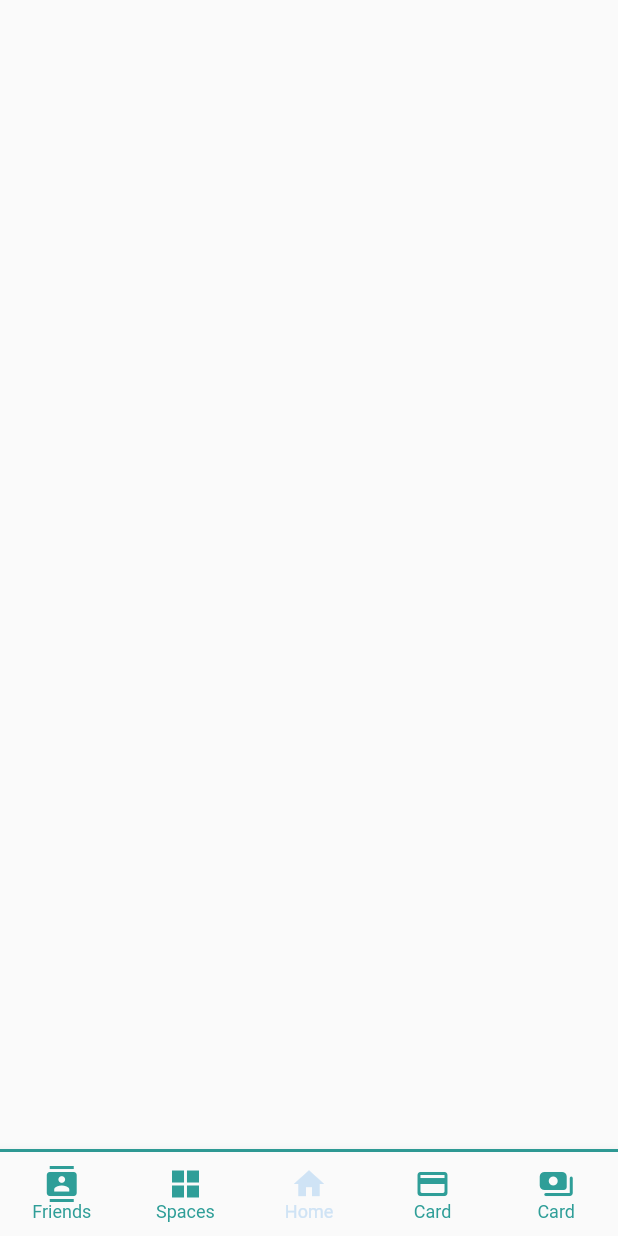
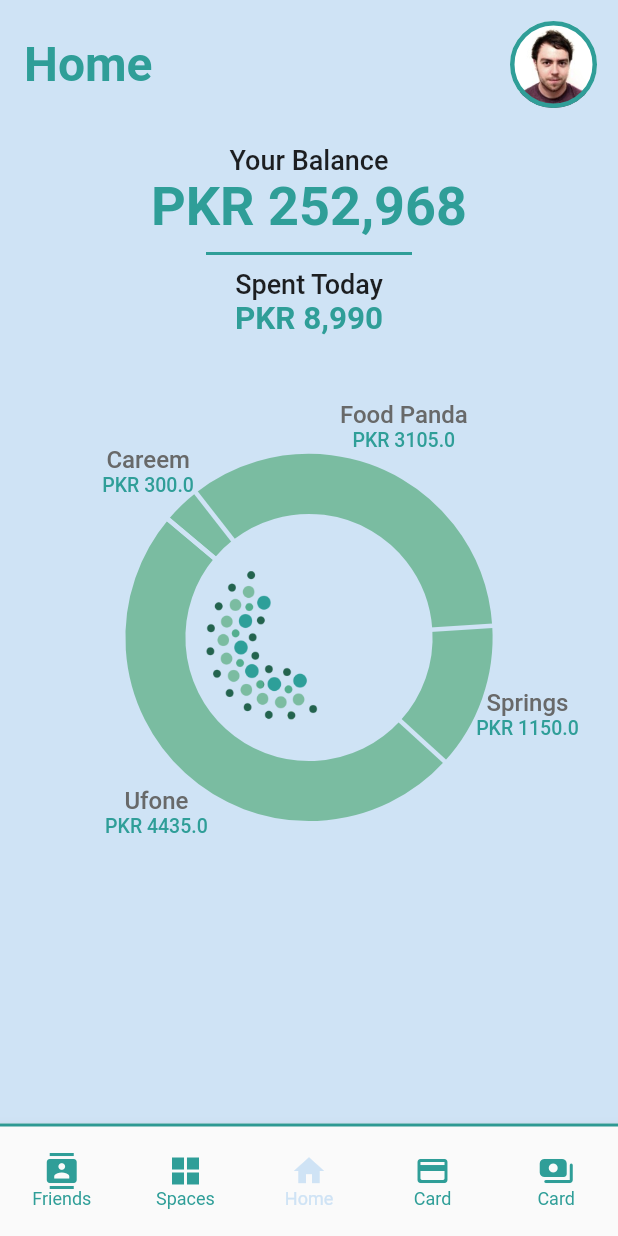
Before and after one commit to bartuavci/bartuavci, a Flutter app: the BottomNavBarScreen screen opened directly, on a phone screen of 412 x 824 dp. Run offline on Flutter 3.47's test engine with Material 2 defaults, Android fonts, the phone set to English and light mode, and no system bars; drawn by our look-alikes of fl_chart; our stand-ins replace local_auth; project files that could hold a hidden picture were left out.

Commit message:
home screen

```diff
--- a/lib/bottom_nav_bar/bnb.dart
+++ b/lib/bottom_nav_bar/bnb.dart
@@ -35,6 +35,7 @@
       ),
       // screens[_selectedIndex],
       bottomNavigationBar: Container(
+        height: 75,
         decoration: BoxDecoration(
             color: ConstantColors.darkGreen,
             border: Border(
--- a/lib/home/home.dart
+++ b/lib/home/home.dart
@@ -1,9 +1,143 @@
 import 'package:flutter/material.dart';
+import 'package:neo/shared/constant/colors.dart';
+import 'package:neo/shared/constant/styles.dart';
+import 'package:fl_chart/fl_chart.dart';
+import 'package:neo/shared/utils.dart';
 
 class HomeScreen extends StatelessWidget {
   static const id = 'Home';
   @override
   Widget build(BuildContext context) {
-    return Container();
+    return Scaffold(
+      backgroundColor: ConstantColors.lightGreen,
+      appBar: Utils.myAppBar(text: id),
+      body: SingleChildScrollView(
+        child: Stack(
+          children: [
+            HomeScreenMain(),
+            CenterImage(),
+          ],
+        ),
+      ),
+    );
   }
 }
+
+class CenterImage extends StatelessWidget {
+  const CenterImage({
+    Key? key,
+  }) : super(key: key);
+
+  @override
+  Widget build(BuildContext context) {
+    return Column(
+      children: [
+        SizedBox(
+          height: Utils.screenWidth(context: context) / 5 + 40 + 172,
+        ),
+        Padding(
+          padding: EdgeInsets.symmetric(
+              horizontal: Utils.screenWidth(context: context) / 3),
+          child: Image.asset(
+            'assets/images/logo_bubble.png',
+            scale: Utils.screenWidth(context: context) / 24,
+          ),
+        ),
+      ],
+    );
+  }
+}
+
+class HomeScreenMain extends StatelessWidget {
+  const HomeScreenMain({
+    Key? key,
+  }) : super(key: key);
+
+  @override
+  Widget build(BuildContext context) {
+    return Container(
+      width: double.maxFinite,
+      margin: EdgeInsets.only(top: 10),
+      child: Column(
+        crossAxisAlignment: CrossAxisAlignment.center,
+        children: [
+          Text(
+            'Your Balance',
+            style: ConstantStyles.textStyle9,
+          ),
+          Text(
+            'PKR 252,968',
+            style: ConstantStyles.textStyle10,
+          ),
+          Divider(
+            indent: Utils.screenWidth(context: context) / 3,
+            endIndent: Utils.screenWidth(context: context) / 3,
+            color: ConstantColors.darkGreen,
+            height: 20,
+            thickness: 2,
+          ),
+          Text(
+            'Spent Today',
+            style: ConstantStyles.textStyle9,
+          ),
+          Text(
+            'PKR 8,990',
+            style: ConstantStyles.textStyle11,
+          ),
+          PieChartWidget(context)
+        ],
+      ),
+    );
+  }
+}
+
+class PieChartWidget extends StatelessWidget {
+  final BuildContext context;
+  const PieChartWidget(
+    this.context, {
+    Key? key,
+  }) : super(key: key);
+
+  @override
+  Widget build(BuildContext context) {
+    return Container(
+      height: 400,
+      child: PieChart(PieChartData(
+          centerSpaceRadius: Utils.screenWidth(context: context) / 5,
+          startDegreeOffset: -140,
+          sectionsSpace: 3,
+          sections: [
+            buildPieChartSection(title: "Careem", value: 300),
+            buildPieChartSection(title: "Food Panda", value: 3105),
+            buildPieChartSection(title: "Springs", value: 1150),
+            buildPieChartSection(title: "Ufone", value: 4435),
+          ])),
+    );
+  }
+
+  PieChartSectionData buildPieChartSection({
+    required double value,
+    required String title,
+  }) {
+    return PieChartSectionData(
+      color: ConstantColors.pieChartColor,
+      value: value,
+      radius: 40,
+      showTitle: false,
+      badgePositionPercentageOffset: 1.8,
+      badgeWidget: Column(
+        mainAxisSize: MainAxisSize.min,
+        children: [
+          Text(
+            title,
+            style: ConstantStyles.textStyle12,
+          ),
+          Text(
+            "PKR " + value.toString(),
+            style: ConstantStyles.textStyle7,
+          ),
+        ],
+      ),
+    );
+  }
+}
--- a/lib/pin/biomethric_auth.dart
+++ b/lib/pin/biomethric_auth.dart
@@ -39,7 +39,7 @@
     return availableBiometric;
   }
 
-  Future<void> authenticate() async {
+  Future<bool> authenticate() async {
     bool authenticated = false;
     try {
       authenticated = await auth.authenticate(
@@ -54,7 +54,8 @@
     }
     // if (!mounted) return;
 
-    authenticated ? print('authenticated') : print('Not authenticated');
+    // authenticated ? print('authenticated') : print('Not authenticated');
+    return authenticated;
   }
 
   void handleException({required PlatformException exception}) {
--- a/lib/pin/pin.dart
+++ b/lib/pin/pin.dart
@@ -99,12 +99,18 @@
   handleFingerPrint() async {
     BiometricAuth biometricAuth = BiometricAuth(context: context);
     if (await biometricAuth.checkBiometric()) {
-      biometricAuth.getAvailableBiometrics().then((value) =>
-          value.contains(BiometricType.fingerprint)
-              ? biometricAuth.authenticate()
-              : Utils.myErrorDialog(
-                  context: context,
-                  message: 'Biometric authentication is not available!'));
+      biometricAuth.getAvailableBiometrics().then(
+            (value) => value.contains(BiometricType.fingerprint)
+                ? biometricAuth.authenticate().then(
+                      (value) => value
+                          ? navigateToNextScreen()
+                          : print('Not Authenticated'),
+                    )
+                : Utils.myErrorDialog(
+                    context: context,
+                    message: 'Biometric authentication is not available!',
+                  ),
+          );
     } else {
       Utils.myErrorDialog(
           context: context,
--- a/lib/shared/constant/colors.dart
+++ b/lib/shared/constant/colors.dart
@@ -7,4 +7,5 @@
   static const Color lightGreen = Color(0xffCFE3F5);
   static const Color black = Color(0xff000000);
   static const Color appbarBack = Color(0xff686969);
+  static const Color pieChartColor = Color(0xff7ABCA1);
 }
--- a/lib/shared/constant/styles.dart
+++ b/lib/shared/constant/styles.dart
@@ -3,26 +3,16 @@
 import 'colors.dart';
 
 class ConstantStyles {
-  static const textStyle1 = TextStyle(
+  static const textStyle10 = TextStyle(
+    fontSize: 36,
+    fontWeight: FontWeight.w600,
     color: ConstantColors.darkGreen,
-    fontWeight: FontWeight.bold,
-    fontSize: 18,
-  );
-  static const textStyle2 = TextStyle(
-    color: ConstantColors.darkGreen,
-    fontWeight: FontWeight.w600,
-    fontSize: 23,
   );
 
-  static const textStyle3 = TextStyle(
+  static const textStyle8 = TextStyle(
     color: ConstantColors.darkGreen,
+    fontSize: 32,
     fontWeight: FontWeight.bold,
-    fontSize: 23,
-  );
-  static const textStyle4 = TextStyle(
-    color: ConstantColors.darkGreen,
-    fontWeight: FontWeight.normal,
-    fontSize: 18,
   );
 
   static const textStyle5 = TextStyle(
@@ -38,6 +28,45 @@
     letterSpacing: 20.5,
   );
 
+  static const textStyle2 = TextStyle(
+    color: ConstantColors.darkGreen,
+    fontWeight: FontWeight.w600,
+    fontSize: 23,
+  );
+
+  static const textStyle3 = TextStyle(
+    color: ConstantColors.darkGreen,
+    fontWeight: FontWeight.bold,
+    fontSize: 23,
+  );
+
+  static const textStyle11 = TextStyle(
+    fontSize: 21,
+    fontWeight: FontWeight.w600,
+    color: ConstantColors.darkGreen,
+  );
+  static const textStyle9 = TextStyle(
+    fontSize: 18,
+    fontWeight: FontWeight.w500,
+  );
+
+  static const textStyle1 = TextStyle(
+    color: ConstantColors.darkGreen,
+    fontWeight: FontWeight.bold,
+    fontSize: 18,
+  );
+
+  static const textStyle4 = TextStyle(
+    color: ConstantColors.darkGreen,
+    fontWeight: FontWeight.normal,
+    fontSize: 18,
+  );
+  static const textStyle12 = TextStyle(
+    color: ConstantColors.gray1,
+    fontWeight: FontWeight.w500,
+    fontSize: 16,
+  );
+
   static const textStyle7 = TextStyle(
     color: ConstantColors.darkGreen,
     fontWeight: FontWeight.w500,
--- a/lib/shared/utils.dart
+++ b/lib/shared/utils.dart
@@ -7,10 +7,13 @@
 
 class Utils {
   static double screenWidth({required BuildContext context}) {
+    print("Width " + MediaQuery.of(context).size.width.toString());
     return MediaQuery.of(context).size.width;
   }
 
   static double screenHeight({required BuildContext context}) {
+    print("Height " + MediaQuery.of(context).size.height.toString());
+
     return MediaQuery.of(context).size.height;
   }
 
@@ -52,4 +55,34 @@
       ),
     );
   }
+
+  static AppBar myAppBar({required String text}) {
+    return AppBar(
+      toolbarHeight: 86,
+      automaticallyImplyLeading: false,
+      title: Text(
+        text,
+        style: ConstantStyles.textStyle8,
+      ),
+      actions: [
+        Container(
+          margin: EdgeInsets.all(14),
+          width: 58,
+          height: 58,
+          decoration: BoxDecoration(
+            border: Border.all(
+              color: ConstantColors.darkGreen,
+              width: 3,
+            ),
+            shape: BoxShape.circle,
+            image: DecorationImage(
+              image: AssetImage(
+                'assets/images/user_1.jpg',
+              ),
+            ),
+          ),
+        )
+      ],
+    );
+  }
 }
--- a/pubspec.yaml
+++ b/pubspec.yaml
@@ -24,6 +24,7 @@
   flutter:
     sdk: flutter
   cupertino_icons: ^1.0.2
+  fl_chart: ^0.36.1
   flutter_svg: ^0.22.0
   local_auth: ^1.1.6
   pinput: ^1.2.0
```
Also changed, not shown: assets/images/logo_bubble.png (added), assets/images/user_1.jpg (added), assets/images/user_2.jpg (added), assets/images/user_3.jpg (added), assets/images/user_4.jpg (added), assets/images/user_5.jpg (added), assets/images/user_6.jpg (added), assets/images/user_7.jpg (added), assets/images/user_8.jpg (added), pubspec.lock.
